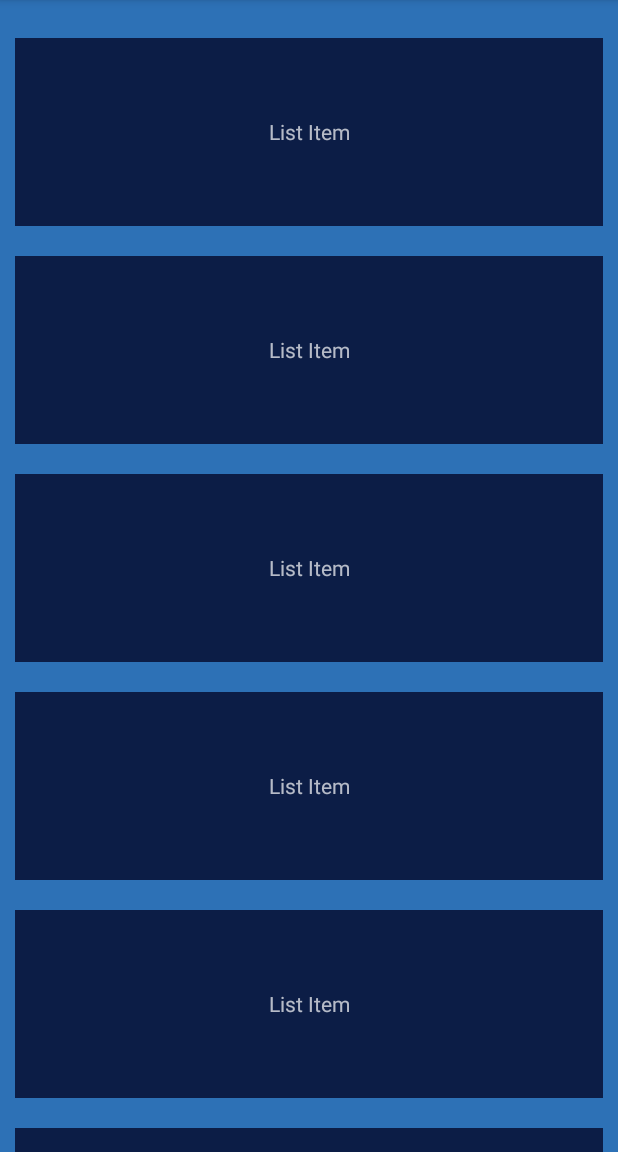
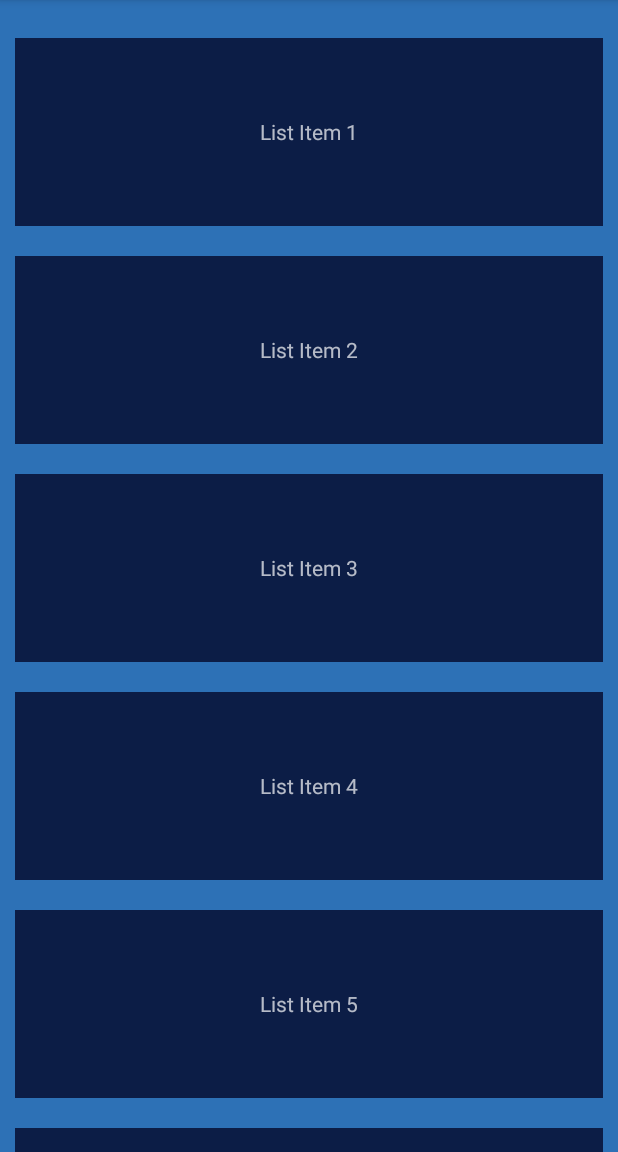
Before and after one commit to nathanachang/WeatherApp, an Android app built with Jetpack Compose: the screen it shows after launch (MainActivity), on a phone screen of 412 x 824 dp, the part 84-1236 px from its top. Run offline under Robolectric (Android 15) with nearby library versions, the phone set to English and light mode, and no system bars.

Commit message:
Moved logic from main activity to fragment and removed City object

```diff
--- a/app/build.gradle.kts
+++ b/app/build.gradle.kts
@@ -38,6 +38,7 @@ android {
     }
     buildFeatures {
         compose = true
+        viewBinding = true
     }
     composeOptions {
         kotlinCompilerExtensionVersion = "1.4.3"
--- a/app/src/main/java/com/capstone/weatherapp/City.kt
+++ /dev/null
@@ -1,5 +0,0 @@
-package com.capstone.weatherapp
-
-class City (val name: String, val temp: Int) {
-
-}
--- a/app/src/main/java/com/capstone/weatherapp/CityListAdapter.kt
+++ b/app/src/main/java/com/capstone/weatherapp/CityListAdapter.kt
@@ -6,7 +6,7 @@ import android.view.ViewGroup
 import android.widget.TextView
 import androidx.recyclerview.widget.RecyclerView
 
-class CityListAdapter (private val cityList : List<City>) : RecyclerView.Adapter<CityListAdapter.ViewHolder>() {
+class CityListAdapter (private val cityList : List<Int>) : RecyclerView.Adapter<CityListAdapter.ViewHolder>() {
     inner class ViewHolder(itemView: View) : RecyclerView.ViewHolder(itemView) {
         val nameTextView = itemView.findViewById<TextView>(R.id.city_name)
     }
@@ -21,10 +21,11 @@ class CityListAdapter (private val cityList : List<City>) : RecyclerView.Adapter
     }
 
     override fun onBindViewHolder(holder: CityListAdapter.ViewHolder, position: Int) {
-        val city: City = cityList.get(position)
+        val city: Int = cityList[position]
 
         val textView = holder.nameTextView
-        textView.setText(city.name)
+        val text = "List Item ${city}"
+        textView.text = text
     }
 
     override fun getItemCount(): Int {
--- a/app/src/main/java/com/capstone/weatherapp/CityListFragment.kt
+++ b/app/src/main/java/com/capstone/weatherapp/CityListFragment.kt
@@ -6,26 +6,33 @@ import androidx.fragment.app.Fragment
 import android.view.LayoutInflater
 import android.view.View
 import android.view.ViewGroup
+import androidx.recyclerview.widget.LinearLayoutManager
+import androidx.recyclerview.widget.RecyclerView
+import com.capstone.weatherapp.databinding.FragmentCityListBinding
 
 class CityListFragment : Fragment() {
 
-    companion object {
-        fun newInstance() = CityListFragment()
-    }
+    private lateinit var viewModel: CityListViewModel
+    private lateinit var rvCities: RecyclerView
+    private var _binding: FragmentCityListBinding? = null
+    val binding: FragmentCityListBinding
+        get() = _binding!!
 
-    private lateinit var viewModel: CityListViewModel
 
     override fun onCreateView(
         inflater: LayoutInflater, container: ViewGroup?,
         savedInstanceState: Bundle?
     ): View? {
-        return inflater.inflate(R.layout.fragment_city_list, container, false)
+        _binding = FragmentCityListBinding.inflate(inflater, container, false)
+        return binding.root
     }
 
-    override fun onActivityCreated(savedInstanceState: Bundle?) {
-        super.onActivityCreated(savedInstanceState)
-        viewModel = ViewModelProvider(this).get(CityListViewModel::class.java)
-        // TODO: Use the ViewModel
+    override fun onViewCreated(view: View, savedInstanceState: Bundle?) {
+        super.onViewCreated(view, savedInstanceState)
+
+        rvCities = binding.rvCities
+        viewModel = CityListViewModel()
+        rvCities.adapter = CityListAdapter(viewModel.list)
+        rvCities.layoutManager = LinearLayoutManager(context)
     }
-
 }
--- a/app/src/main/java/com/capstone/weatherapp/CityListViewModel.kt
+++ b/app/src/main/java/com/capstone/weatherapp/CityListViewModel.kt
@@ -3,7 +3,7 @@ package com.capstone.weatherapp
 import androidx.lifecycle.ViewModel
 
 class CityListViewModel : ViewModel() {
-    private var _list = ArrayList<City>(List(100) { City("New York", 72) })
-    val list: ArrayList<City>
+    private var _list = ArrayList<Int>(List(100) { it + 1 })
+    val list: ArrayList<Int>
         get() = _list
 }
--- a/app/src/main/java/com/capstone/weatherapp/MainActivity.kt
+++ b/app/src/main/java/com/capstone/weatherapp/MainActivity.kt
@@ -3,20 +3,13 @@ package com.capstone.weatherapp
 import android.os.Bundle
 import android.view.View
 import androidx.appcompat.app.AppCompatActivity
-import androidx.recyclerview.widget.LinearLayoutManager
-import androidx.recyclerview.widget.RecyclerView
+import com.capstone.weatherapp.databinding.ActivityMainBinding
 
 class MainActivity : AppCompatActivity() {
-    lateinit var cityList : ArrayList<City>
     override fun onCreate(savedInstanceState: Bundle?) {
         super.onCreate(savedInstanceState)
-        setContentView(R.layout.fragment_city_list)
-        val rvCities = findViewById<View>(R.id.rvCities) as RecyclerView
 
-        cityList = ArrayList<City>(List(100) { City("List Item", 72) })
-
-        val adapter = CityListAdapter(cityList)
-        rvCities.adapter = adapter
-        rvCities.layoutManager = LinearLayoutManager(this)
+        val binding = ActivityMainBinding.inflate(layoutInflater)
+        setContentView(binding.root)
     }
 }
--- /dev/null
+++ b/app/src/main/res/layout/activity_main.xml
@@ -0,0 +1,15 @@
+<?xml version="1.0" encoding="utf-8"?>
+<androidx.constraintlayout.widget.ConstraintLayout xmlns:android="http://schemas.android.com/apk/res/android"
+    xmlns:tools="http://schemas.android.com/tools"
+    android:layout_width="match_parent"
+    android:layout_height="match_parent"
+    tools:context=".MainActivity">
+
+    <androidx.fragment.app.FragmentContainerView
+        android:id="@+id/fragment_container_view"
+        android:layout_width="match_parent"
+        android:layout_height="match_parent"
+        android:name="com.capstone.weatherapp.CityListFragment"
+        tools:layout="@layout/fragment_city_list" />
+
+</androidx.constraintlayout.widget.ConstraintLayout>
```
